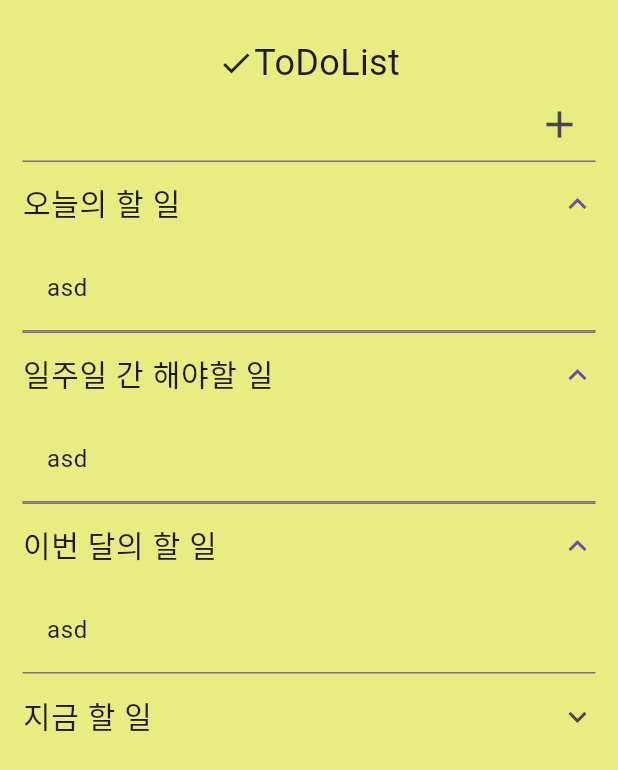
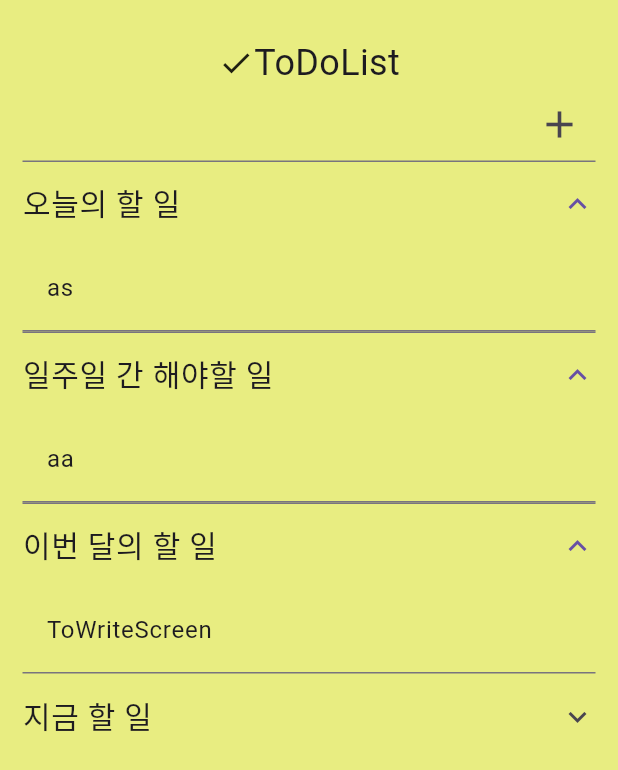
Before and after one commit to TEAM-ALOM/flutterToyProject_jooyoung331, a Flutter app: the screen it shows after launch, after a tap on "오늘의 할 일", after a tap on "일주일 간 해야할 일", after a tap on "이번 달의 할 일", on a phone screen of 412 x 824 dp. Shown: the top 770 px of the screen. Run offline on Flutter 3.47's test engine with Material 3 defaults, Android fonts, the phone set to English and light mode, and no system bars; our stand-ins replace get, hive_flutter; accounts and stored records are empty.

```diff
--- a/lib/main.dart
+++ b/lib/main.dart
@@ -1,10 +1,14 @@
 import 'package:flutter/material.dart';
+import 'package:toyproject/model/task.dart';
 import 'package:toyproject/screens/homescreen.dart';
 import 'package:hive_flutter/hive_flutter.dart';
+import 'package:get/get.dart';
+import 'package:hive_flutter/adapters.dart';
 
 void main() async {
   await Hive.initFlutter();
-  //Hive.registerAdapter(TodoAdapter());
+
+  await Hive.openBox('myBox');
   runApp(const App());
 }
 
--- a/lib/screens/homescreen.dart
+++ b/lib/screens/homescreen.dart
@@ -59,7 +59,7 @@ class _HomeScreenState extends State<HomeScreen> {
               tilePadding: EdgeInsets.zero,
               children: [
                 ListTile(
-                  title: Text("asd"),
+                  title: Text("as"),
                 ),
               ],
             ),
@@ -73,12 +73,12 @@ class _HomeScreenState extends State<HomeScreen> {
               tilePadding: EdgeInsets.zero,
               children: [
                 ListTile(
-                  title: Text("asd"),
+                  title: Text("aa"),
                 ),
               ],
             ),
-            const ExpansionTile(
-              title: Text(
+            ExpansionTile(
+              title: const Text(
                 "이번 달의 할 일",
                 style: TextStyle(
                   fontSize: 20,
@@ -87,7 +87,7 @@ class _HomeScreenState extends State<HomeScreen> {
               tilePadding: EdgeInsets.zero,
               children: [
                 ListTile(
-                  title: Text("asd"),
+                  title: Text("$ToWriteScreen"),
                 ),
               ],
             ),
--- a/pubspec.yaml
+++ b/pubspec.yaml
@@ -38,6 +38,7 @@ dependencies:
   hive: ^2.2.3
   hive_flutter: ^1.1.0
   hive_generator: ^2.0.1
+  get: ^4.6.6
 
 dev_dependencies:
   flutter_test:
```
Also changed, not shown: lib/model/task.dart (added, +25 -0 lines), lib/screens/towritescreen.dart (+54 -10 lines), lib/model/task.g.dart (added), pubspec.lock.
